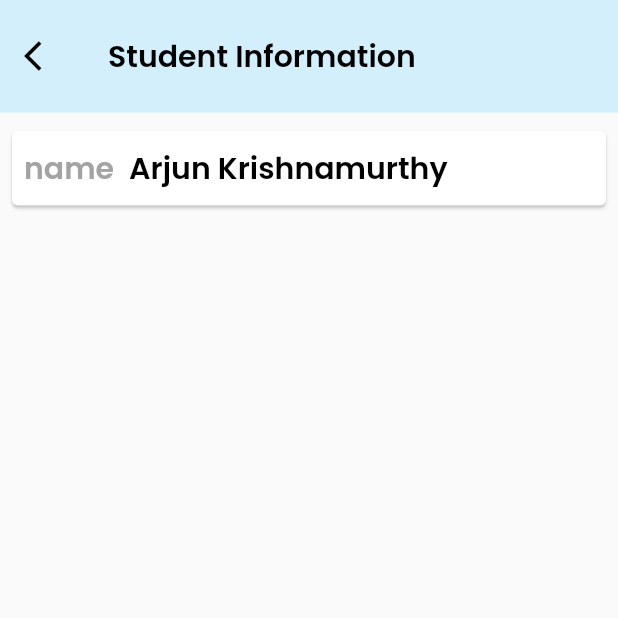
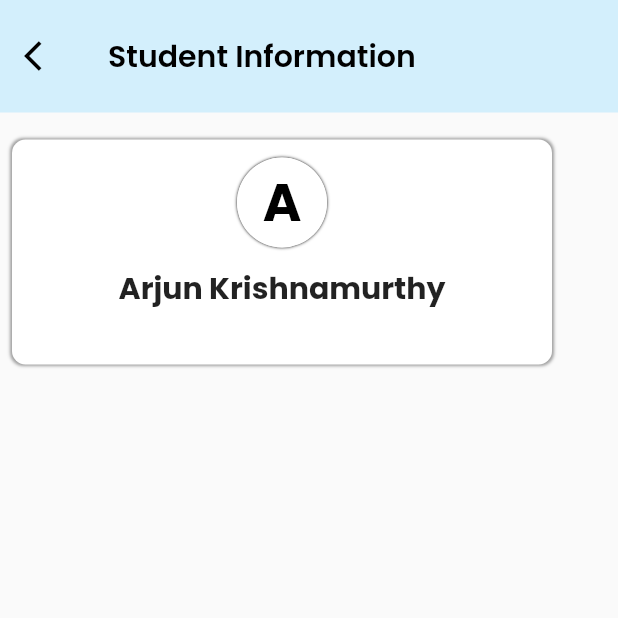
Before and after one commit to AkhilKrishna16/procura, a Flutter app: the screen it shows after launch, after a tap on "Student Information", on a phone screen of 412 x 824 dp, the top half of it. Run offline on Flutter 3.47's test engine with Material 2 defaults, Android fonts, the phone set to English and light mode, and no system bars.

Commit message:
Started student information page. Need to finish other pages.

```diff
--- a/lib/main.dart
+++ b/lib/main.dart
@@ -31,6 +31,9 @@ class _ProcuraState extends State<Procura> {
   @override
   Widget build(BuildContext context) {
     return MaterialApp(
+      theme: ThemeData(
+        primarySwatch: Colors.blue,
+      ),
       debugShowCheckedModeBanner: false,
       routes: widget.routes,
       initialRoute: '/settings',
--- a/lib/pages/settings_page.dart
+++ b/lib/pages/settings_page.dart
@@ -70,8 +70,8 @@ class _SettingsState extends State<SettingsPage> {
                   navigationRoute: '/student_information',
                 ),
                 SettingsButton(
-                  buttonName: 'Attendance',
-                  buttonIcon: Icons.calendar_month,
+                  buttonName: 'Appearance',
+                  buttonIcon: Icons.dark_mode_rounded,
                   navigationRoute: '/student_information',
                 ),
                 SettingsButton(
--- a/lib/pages/student_information_page.dart
+++ b/lib/pages/student_information_page.dart
@@ -2,7 +2,12 @@
 
 import 'package:flutter/material.dart';
 
-class StudentInformationPage extends StatelessWidget {
+class StudentInformationPage extends StatefulWidget {
+  @override
+  State<StudentInformationPage> createState() => _StudentInformationPageState();
+}
+
+class _StudentInformationPageState extends State<StudentInformationPage> {
   @override
   Widget build(BuildContext context) {
     return Scaffold(
@@ -32,35 +37,60 @@ class StudentInformationPage extends StatelessWidget {
         padding: EdgeInsets.only(top: 8.0, left: 4.0, right: 4.0),
         child: Column(
           children: [
-            Card(
+            Container(
+              margin: EdgeInsets.only(top: 10.0, left: 4.0, right: 4.0),
+              decoration: BoxDecoration(
+                borderRadius: BorderRadius.all(Radius.circular(9)),
+                color: Colors.white,
+                boxShadow: [
+                  BoxShadow(
+                    spreadRadius: 1,
+                    color: Colors.grey,
+                    blurRadius: 1,
+                  )
+                ],
+              ),
+              height: 150,
+              width: 360,
+              child: Column(
+                children: [
+                  Padding(
+                    padding: const EdgeInsets.all(12.0),
                     child: Container(
-                height: 50,
-                child: Padding(
-                  padding: EdgeInsets.all(8.0),
-                  child: Row(
-                    children: [
-                      Text(
-                        'name',
+                      decoration: BoxDecoration(
+                        color: Colors.white,
+                        shape: BoxShape.circle,
+                        boxShadow: [
+                          BoxShadow(
+                            blurRadius: 1,
+                          )
+                        ],
+                      ),
+                      child: CircleAvatar(
+                        radius: 30,
+                        backgroundColor: Colors.white,
+                        foregroundColor: Colors.black,
+                        child: Text(
+                          'A',
                           style: TextStyle(
-                          fontSize: 20,
-                          color: Colors.grey.withOpacity(.95),
+                            color: Colors.black,
+                            fontSize: 35,
+                            fontWeight: FontWeight.bold,
                             fontFamily: 'Poppins',
-                          fontWeight: FontWeight.w600,
                           ),
                         ),
-                      SizedBox(width: 10),
+                      ),
+                    ),
+                  ),
                   Text(
                     'Arjun Krishnamurthy',
                     style: TextStyle(
+                      fontFamily: 'Poppins',
+                      fontWeight: FontWeight.bold,
                       fontSize: 20,
-                          color: Colors.black,
-                          fontFamily: 'Poppins',
-                          fontWeight: FontWeight.w600,
                     ),
                   ),
                 ],
-                  ),
-                ),
               ),
             ),
           ],
--- a/lib/widgets/assignment.dart
+++ b/lib/widgets/assignment.dart
@@ -24,8 +24,8 @@ class Assignment extends StatelessWidget {
           boxShadow: [
             BoxShadow(
               spreadRadius: 1,
-              blurRadius: 0.2,
-              offset: Offset(0.0, 1.0),
+              blurRadius: 0.1,
+              offset: Offset(0.0, 0.5),
               color: Color.fromARGB(255, 193, 193, 193),
             ),
           ],
```
Also changed, not shown: lib/pages/gpa_page.dart (+17 -0 lines), lib/widgets/gpa_box.dart (added, +61 -0 lines), lib/widgets/grade.dart (+6 -1 lines). Lines whose indentation alone changed are shown as unchanged.
